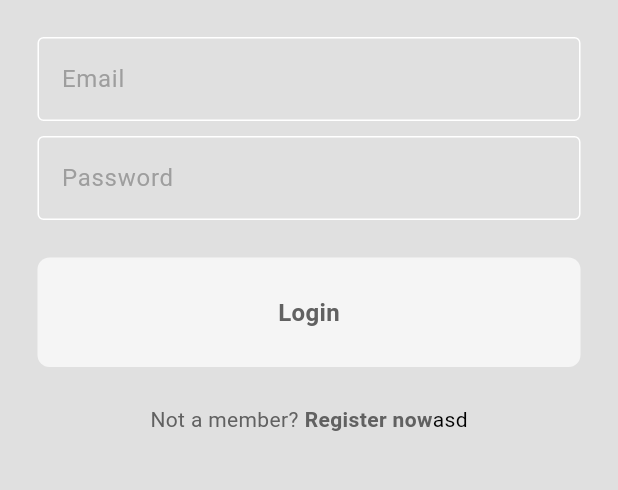
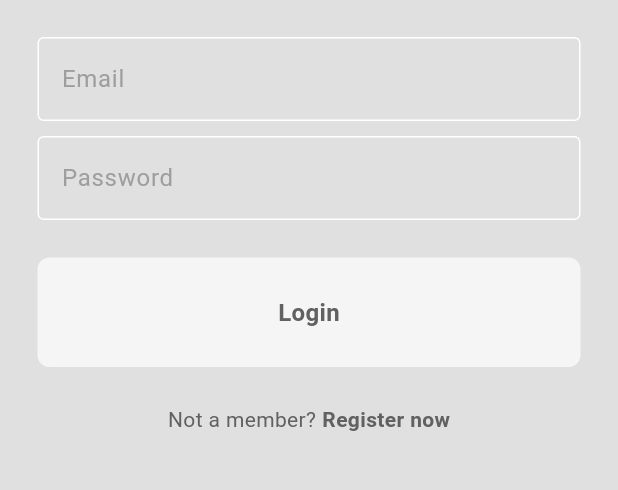
Before and after one commit to alperovuncdeniz/food_delivery_app, a Flutter app: the screen it shows after launch, on a phone screen of 412 x 824 dp, the part 512-1002 px from its top. Run offline on Flutter 3.47's test engine with Material 3 defaults, Android fonts, the phone set to English and light mode, and no system bars; our stand-ins replace cloud_firestore, firebase_auth, firebase_core, flutter_credit_card, shared_preferences; accounts and stored records are empty.

Commit message:
Update login_page.dart

```diff
--- a/lib/pages/login_page.dart
+++ b/lib/pages/login_page.dart
@@ -95,7 +95,6 @@ class _LoginPageState extends State<LoginPage> {
                         fontWeight: FontWeight.bold),
                   ),
                 ),
-                Text("asd"),
               ],
             )
           ],
```
